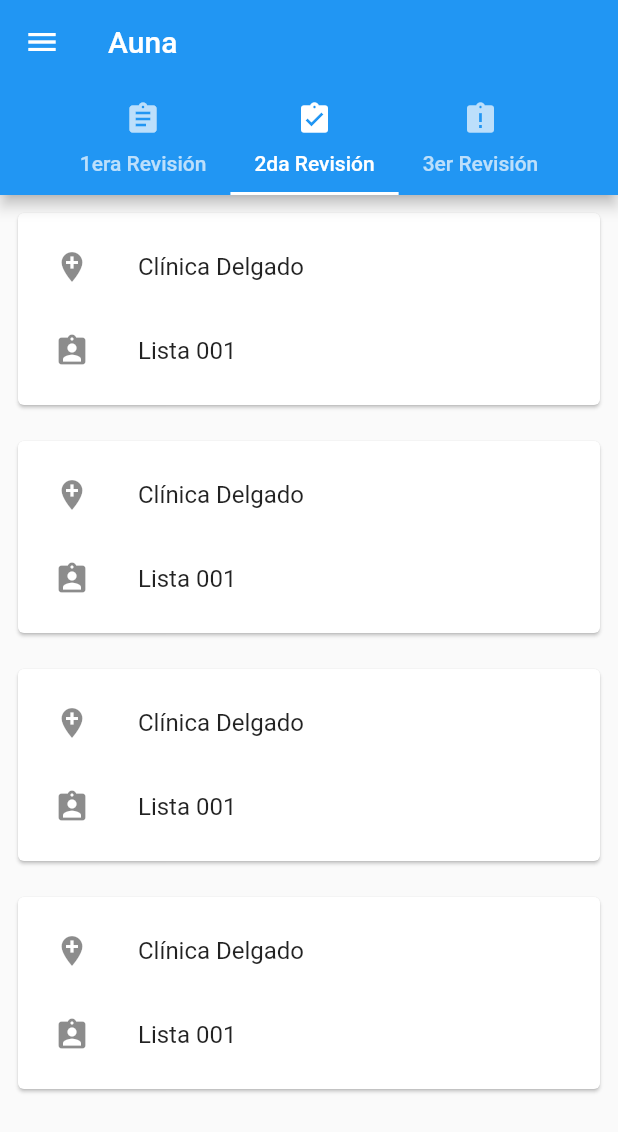
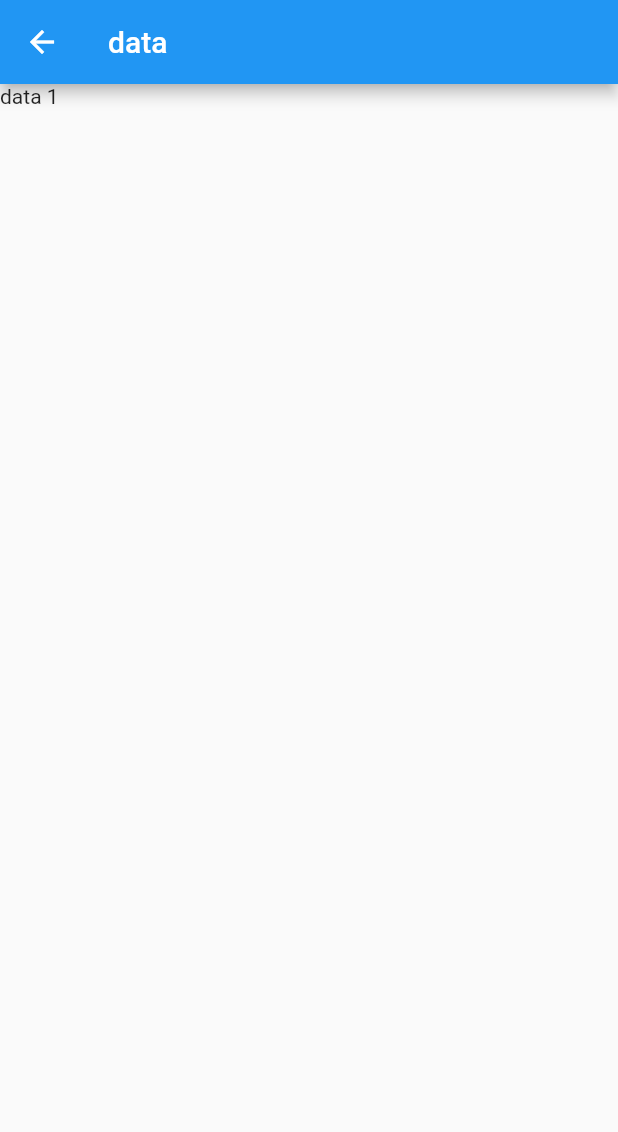
Before and after one commit to cnahuina/auna_flutter, a Flutter app: the screen it shows after launch, tab 2 chosen, after a tap on "Clínica Delgado", on a phone screen of 412 x 824 dp. Shown: the top 1132 px of the screen. Run offline on Flutter 3.47's test engine with Material 2 defaults, Android fonts, the phone set to English and light mode, and no system bars; our stand-ins replace carousel_slider; missing offline and left inert: search_widget; network calls fail.

Commit message:
change updates

```diff
--- a/lib/main.dart
+++ b/lib/main.dart
@@ -28,7 +28,7 @@ class MyApp extends StatelessWidget {
             child: TabBarView(
                 children: [
                     Page1(),
-                      cuerpo2(),
+                    Cuerpo2(),
                     cuerpo3(),
                 ]
             )
@@ -42,8 +42,7 @@ class MyApp extends StatelessWidget {
                   accountEmail: Text("cnahuina@gmail.com"),
                   currentAccountPicture: ClipOval(
                     child: Image.network("http://pm1.narvii.com/6497/bd3631a78d49b157c247eafad8e61851d2fc18a3_00.jpg"),
-        )
-                ),
+                  )),
                 ListTile(
                   leading: Icon(Icons.business),
                   title: Text("Clínicas"),
--- /dev/null
+++ b/lib/screen/content.dart
@@ -0,0 +1,18 @@
+import 'package:flutter/material.dart';
+
+class Content extends StatelessWidget {
+  @override
+  Widget build(BuildContext context) {
+    return Scaffold(
+      appBar: AppBar(
+        title: Text("data"),
+
+      ),
+      body: ListView(
+        children: <Widget>[
+          Text("data 1")
+        ],
+      ),
+    );
+  }
+}
--- a/lib/screen/page1.dart
+++ b/lib/screen/page1.dart
@@ -1,6 +1,7 @@
 import 'package:flutter/material.dart';
 import 'package:carousel_slider/carousel_slider.dart';
-
+import 'package:search_widget/search_widget.dart';
+import 'search_view.dart';
 
 final List<String> imgList = [
   'https://www.iperu.org/wp-content/uploads/2018/10/clinica-delgado.jpg',
@@ -23,13 +24,37 @@ class Page1 extends StatefulWidget {
 }
 
 class _Page1State extends State<Page1> {
-
+  List<LeaderBoard> list = <LeaderBoard>[
+    LeaderBoard("Flutter", 54.0),
+    LeaderBoard("React", 22.5),
+    LeaderBoard("Ionic", 24.7),
+    LeaderBoard("Xamarin", 22.1),
+  ];
   int _current = 0;
   @override
 
   Widget build(BuildContext context) {
     return ListView(
       children: <Widget>[
+        SearchWidget<LeaderBoard>(
+                dataList: list,
+                hideSearchBoxWhenItemSelected: false,
+                listContainerHeight: MediaQuery.of(context).size.height / 4,
+                queryBuilder: (String query, List<LeaderBoard> list) {
+                  return list.where((LeaderBoard item) => item.username.toLowerCase().contains(query.toLowerCase())).toList();
+                },
+                popupListItemBuilder: (LeaderBoard item) {
+                  return PopupListItemWidget(item);
+                },
+                selectedItemBuilder: (LeaderBoard selectedItem, VoidCallback deleteSelectedItem) {
+                  return SelectedItemWidget(selectedItem, deleteSelectedItem);
+                },
+                // widget customization
+                noItemsFoundWidget: NoItemsFound(),
+                textFieldBuilder: (TextEditingController controller, FocusNode focusNode) {
+                  return MyTextField(controller, focusNode);
+                },
+              ),
         Stack(
           children: <Widget>[
             Padding(
--- a/lib/screen/page2.dart
+++ b/lib/screen/page2.dart
@@ -1,6 +1,15 @@
 import 'package:flutter/material.dart';
+import 'package:auna_app/screen/content.dart';
 
-Widget cuerpo2(){
+class Cuerpo2 extends StatefulWidget {
+  @override
+  _Cuerpo2State createState() => _Cuerpo2State();
+}
+
+class _Cuerpo2State extends State<Cuerpo2> {
+  @override
+  Widget build(BuildContext context) {
+
 
   return ListView(
     children: <Widget>[
@@ -11,8 +20,13 @@ Widget cuerpo2(){
               padding: const EdgeInsets.all(8.0),
               child: InkWell(
                 splashColor: Colors.blue.withAlpha(30),
-                onTap: () {
-                  print('Card tapped.');
+                onTap: (){
+                  Navigator.push(
+                    context,
+                    new MaterialPageRoute(
+                      builder: (context) => Content(),
+                    ),
+                  );
                 },
                 child: Container(
                   width: 300,
@@ -126,4 +140,5 @@ Widget cuerpo2(){
       ),
     ],
   );
+  }
 }
--- a/pubspec.yaml
+++ b/pubspec.yaml
@@ -9,7 +9,7 @@ environment:
 dependencies:
   flutter:
     sdk: flutter
-
+  search_widget: ^0.2.0
   cupertino_icons: ^0.1.2
   carousel_slider: ^1.3.0
 
```
Also changed, not shown: lib/screen/search_view.dart (added, +129 -0 lines), pubspec.lock. Lines whose indentation alone changed are shown as unchanged.
